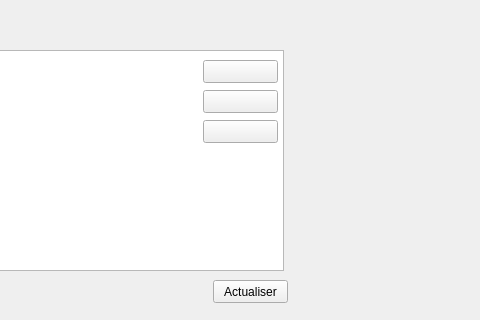
The window that dashboard.ui (Oussama-bhr/projet_Python_lab_mangment) describes before a commit, drawn with Qt 5; both pictures show x 237 to 717 and y 0 to 320 of the 800 by 600 pixel window.
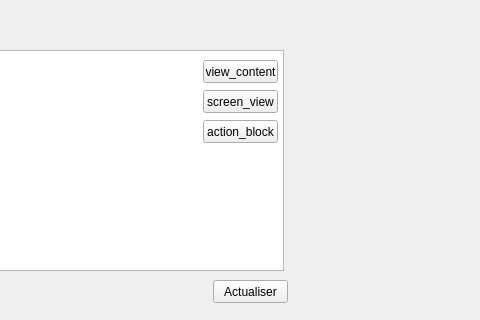
The same window after the commit.

What changed in the file:
```diff
--- a/dashboard.ui
+++ b/dashboard.ui
@@ -60,6 +60,7 @@
      </rect>
     </property>
     <property name="text">
+     <string>view_content</string>
     </property>
    </widget>
    <widget class="QPushButton" name="screen_view">
@@ -72,6 +73,7 @@
      </rect>
     </property>
     <property name="text">
+     <string>screen_view</string>
     </property>
    </widget>
    <widget class="QPushButton" name="action_block">
@@ -84,6 +86,7 @@
      </rect>
     </property>
     <property name="text">
+     <string>action_block</string>
     </property>
    </widget>
   </widget>
```
Left out of the diff: 2 changed lines with no effect on the pictures.
